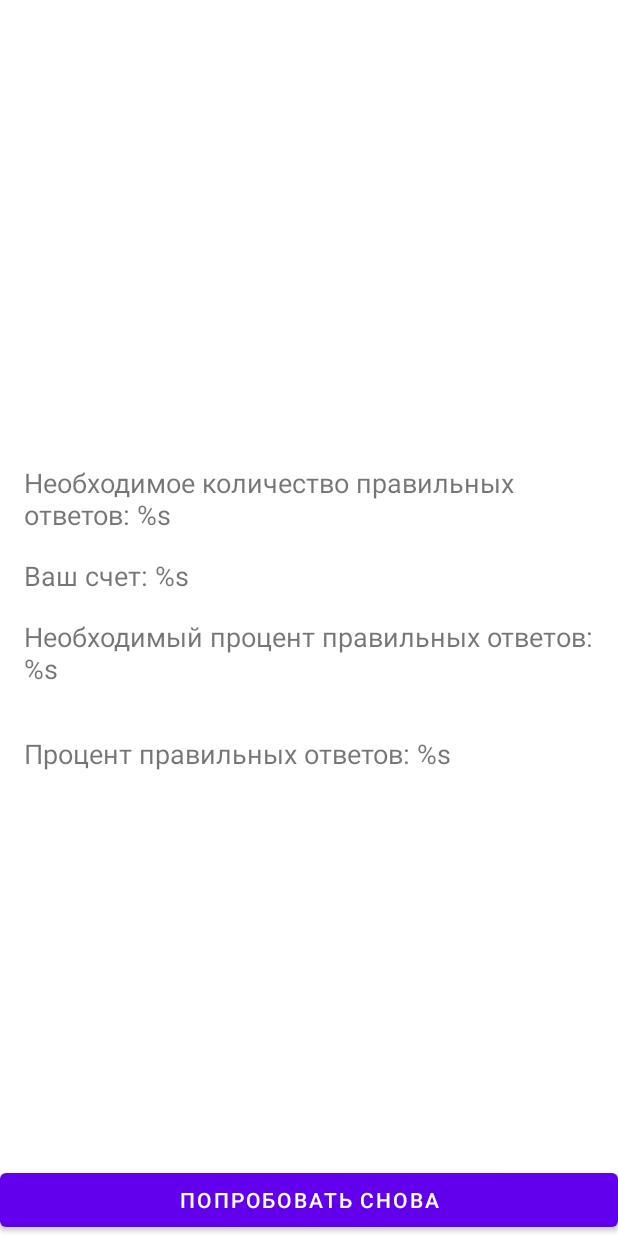
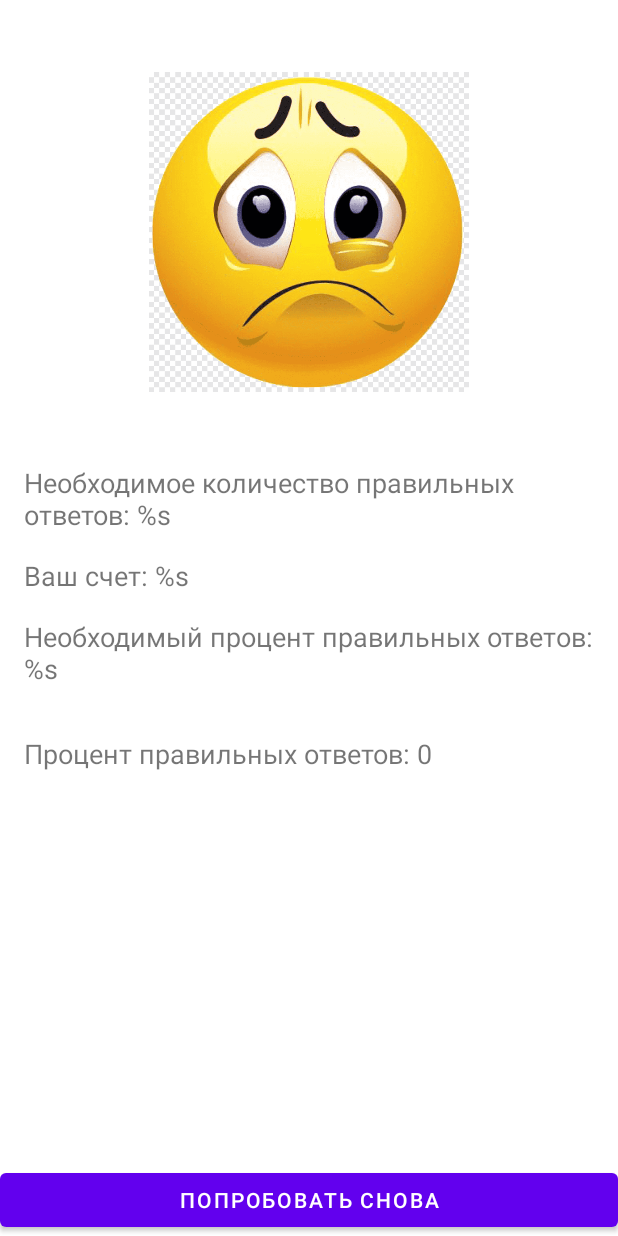
Before and after one commit to AverDmi/Composition, an Android app: the fragment GameFinishedFragment shown on its own in the app's theme, on a phone screen of 412 x 824 dp. Run offline under Robolectric (Android 15) with nearby library versions, the phone set to English and light mode, and no system bars; 8 statements that could not run were skipped.

```diff
--- a/app/src/main/java/com/dimthomas/composition/presentation/GameFinishedFragment.kt
+++ b/app/src/main/java/com/dimthomas/composition/presentation/GameFinishedFragment.kt
@@ -35,6 +35,11 @@ class GameFinishedFragment : Fragment() {
 
     override fun onViewCreated(view: View, savedInstanceState: Bundle?) {
         super.onViewCreated(view, savedInstanceState)
+        setupClickListeners()
+        bindViews()
+    }
+
+    private fun setupClickListeners() {
         val callback = object: OnBackPressedCallback(true) {
             override fun handleOnBackPressed() {
                 retryGame()
@@ -43,6 +48,44 @@ class GameFinishedFragment : Fragment() {
         requireActivity().onBackPressedDispatcher.addCallback(viewLifecycleOwner, callback)
         binding.buttonRetry.setOnClickListener {
             retryGame()
+        }
+    }
+
+    private fun bindViews() {
+        with(binding) {
+            emojiResult.setImageResource(getSmileResId())
+            tvRequiredAnswers.text = String.format(
+                getString(R.string.required_score),
+                gameResult.gameSettings.minCountOfRightAnswers
+            )
+            tvScoreAnswers.text = String.format(
+                getString(R.string.score_answers),
+                gameResult.countOfRightAnswers
+            )
+            tvRequiredPercentage.text = String.format(
+                getString(R.string.required_percentage),
+                gameResult.gameSettings.minPercentOfRightAnswers
+            )
+            tvScorePercentage.text = String.format(
+                getString(R.string.score_percentage),
+                getPercentOfRightAnswers()
+            )
+        }
+    }
+
+    private fun getSmileResId(): Int {
+        return if (gameResult.winner) {
+            R.drawable.ic_smile
+        } else {
+            R.drawable.ic_sad
+        }
+    }
+
+    private fun getPercentOfRightAnswers() = with(gameResult) {
+        if (countOfQuestions == 0) {
+            0
+        } else {
+            ((countOfRightAnswers / countOfQuestions.toDouble()) * 100).toInt()
         }
     }
 
--- a/app/src/main/res/layout/fragment_game_finished.xml
+++ b/app/src/main/res/layout/fragment_game_finished.xml
@@ -24,7 +24,7 @@
         android:layout_width="match_parent"
         android:layout_height="wrap_content"
         android:layout_margin="16dp"
-        android:text="Необходимое количество правильных ответов: %s"
+        android:text="@string/required_score"
         android:textSize="18sp"
         app:layout_constraintBottom_toTopOf="@+id/tv_score_answers"
         app:layout_constraintEnd_toEndOf="parent"
@@ -36,7 +36,7 @@
         android:id="@+id/tv_score_answers"
         android:layout_width="0dp"
         android:layout_height="wrap_content"
-        android:text="Ваш счет: %s"
+        android:text="@string/score_answers"
         android:textSize="18sp"
         app:layout_constraintBottom_toTopOf="@+id/tv_required_percentage"
         app:layout_constraintEnd_toEndOf="@+id/tv_required_answers"
@@ -48,7 +48,7 @@
         android:layout_width="0dp"
         android:layout_height="wrap_content"
         android:layout_margin="16dp"
-        android:text="Необходимый процент правильных ответов: %s"
+        android:text="@string/required_percentage"
         android:textSize="18sp"
         app:layout_constraintBottom_toTopOf="@+id/tv_score_percentage"
         app:layout_constraintEnd_toEndOf="parent"
@@ -61,7 +61,7 @@
         android:layout_width="0dp"
         android:layout_height="wrap_content"
         android:layout_margin="16dp"
-        android:text="Процент правильных ответов: %s"
+        android:text="@string/score_percentage"
         android:textSize="18sp"
         app:layout_constraintBottom_toBottomOf="parent"
         app:layout_constraintEnd_toEndOf="parent"
--- a/app/src/main/res/values/strings.xml
+++ b/app/src/main/res/values/strings.xml
@@ -6,4 +6,8 @@
 Пример: в верхнем круге число 7, в одном из нижних знак вопроса, а в другом число 4. Значит на месте вопросительного знака должно быть число 3, потому, что 3 + 4 = 7</string>
     <string name="question_mark">\?</string>
     <string name="progress_answers">Правильных ответов %s (минимум %s)</string>
+    <string name="required_score">Необходимое количество правильных ответов: %s</string>
+    <string name="score_answers">Ваш счет: %s</string>
+    <string name="required_percentage">Необходимый процент правильных ответов: %s</string>
+    <string name="score_percentage">Процент правильных ответов: %s</string>
 </resources>
```
Also changed, not shown: app/src/main/java/com/dimthomas/composition/presentation/GameFragment.kt (+5 -4 lines), app/src/main/java/com/dimthomas/composition/presentation/GameViewModel.kt (+14 -8 lines), app/src/main/java/com/dimthomas/composition/presentation/GameViewModelFactory.kt (added, +19 -0 lines), app/src/main/res/drawable/ic_sad.png (renamed from app/src/main/res/drawable/sad_ic_smiley.png).
